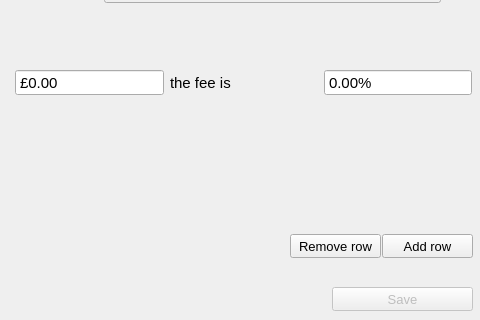
Above: gui/platform_edit.ui from RolandWH/SIPPCompare before the change; both pictures show x 150 to 630 and y 247 to 567 of the 630 by 567 pixel window. Below: the same form after it.
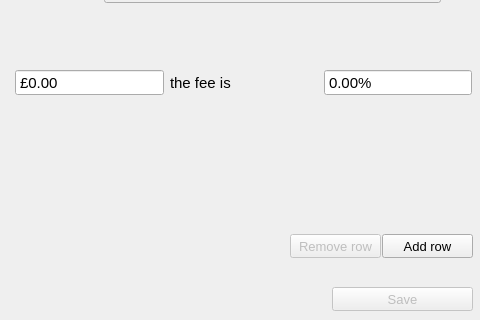
That is the form after the change. Custom widgets are drawn as their Qt base class.

Commit message: add input validation to fund_plat_fee tiers

What changed in the file:
```diff
--- a/gui/platform_edit.ui
+++ b/gui/platform_edit.ui
@@ -464,6 +464,9 @@
    </property>
   </widget>
   <widget class="QPushButton" name="del_row_but">
+   <property name="enabled">
+    <bool>false</bool>
+   </property>
    <property name="geometry">
     <rect>
      <x>440</x>
```
Left out of the diff: 4 changed lines with no effect on the pictures. The commit also changes 1 other file.
